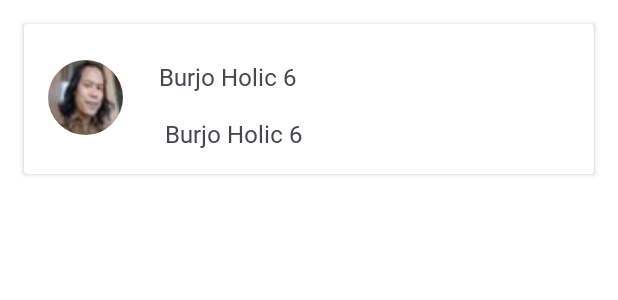
After one commit to attaf-riski/pbp_uas_mobile, an Android app: the layout item_warung.xml on its own in the app's theme, with its tools: preview values and no code run, on a phone screen of 412 x 824 dp. The commit adds this screen. Shown: the top 300 px of the screen. Run offline under Robolectric (Android 15) with nearby library versions, the phone set to English and light mode, and no system bars.

Commit message:
Menambahkan objek warung

```diff
--- a/app/src/main/java/com/example/loginsqlitekotlin/SignUpActivity.kt
+++ b/app/src/main/java/com/example/loginsqlitekotlin/SignUpActivity.kt
@@ -9,14 +9,14 @@ import com.example.loginsqlitekotlin.databinding.ActivitySignUpBinding
 class SignUpActivity : AppCompatActivity() {
 
     private lateinit var binding: ActivitySignUpBinding
-    private lateinit var databaseHelper: DatabaseHelper
+    private lateinit var penggunaController: PenggunaController
 
     override fun onCreate(savedInstanceState: Bundle?) {
         super.onCreate(savedInstanceState)
         binding = ActivitySignUpBinding.inflate(layoutInflater)
         setContentView(binding.root)
 
-        databaseHelper = DatabaseHelper(this)
+        penggunaController = PenggunaController(this)
 
         binding.signupButton.setOnClickListener{
             val signupUsername = binding.signupUsername.text.toString()
@@ -32,7 +32,7 @@ class SignUpActivity : AppCompatActivity() {
     }
 
     private fun signUpDatabase(username: String, password: String) {
-       val insertedRow = databaseHelper.insertUser(username, password)
+       val insertedRow = penggunaController.insertUser(username, password)
         if (insertedRow != -1L){
             Toast.makeText(this, "Sign Up Success", Toast.LENGTH_SHORT).show()
             val intent = Intent(this, LoginActivity::class.java)
--- /dev/null
+++ b/app/src/main/res/layout/item_warung.xml
@@ -0,0 +1,56 @@
+<?xml version="1.0" encoding="utf-8"?>
+<androidx.cardview.widget.CardView xmlns:android="http://schemas.android.com/apk/res/android"
+    xmlns:app="http://schemas.android.com/apk/res-auto"
+    xmlns:tools="http://schemas.android.com/tools"
+    android:id="@+id/cardView13"
+    android:layout_width="match_parent"
+    android:layout_height="wrap_content"
+    android:layout_marginStart="16dp"
+    android:layout_marginTop="16dp"
+    android:layout_marginEnd="16dp">
+
+
+        <androidx.constraintlayout.widget.ConstraintLayout
+            android:layout_width="match_parent"
+            android:layout_height="wrap_content"
+
+            android:padding="16dp">
+
+            <de.hdodenhof.circleimageview.CircleImageView
+                android:id="@+id/circleImageView3"
+                android:layout_width="50dp"
+                android:layout_height="50dp"
+                android:layout_marginTop="8dp"
+                android:layout_marginEnd="8dp"
+                android:src="@drawable/pa_aris"
+                app:layout_constraintStart_toStartOf="parent"
+                app:layout_constraintTop_toTopOf="parent" />
+
+
+            <TextView
+                android:id="@+id/warung_name"
+                android:layout_width="0dp"
+                android:layout_height="wrap_content"
+                android:layout_marginStart="28dp"
+                android:layout_marginTop="16dp"
+                android:fontFamily="@font/calibri"
+                android:text="Burjo Holic 6"
+                android:textSize="16sp"
+                app:layout_constraintStart_toEndOf="@+id/circleImageView3"
+                app:layout_constraintTop_toBottomOf="@+id/id_warung" />
+
+            <TextView
+                android:id="@+id/id_warung"
+                android:layout_width="0dp"
+                android:layout_height="wrap_content"
+                android:layout_marginStart="24dp"
+                android:fontFamily="@font/calibri"
+                android:text="Burjo Holic 6"
+                android:textSize="16sp"
+                app:layout_constraintStart_toEndOf="@+id/circleImageView3"
+                app:layout_constraintTop_toTopOf="@+id/circleImageView3" />
+
+        </androidx.constraintlayout.widget.ConstraintLayout>
+
+
+</androidx.cardview.widget.CardView>
```
Also changed, not shown: app/src/main/java/com/example/loginsqlitekotlin/ListWarungAdapter.kt (added, +48 -0 lines), app/src/main/java/com/example/loginsqlitekotlin/LoginActivity.kt (+6 -3 lines), app/src/main/java/com/example/loginsqlitekotlin/MainActivity.kt (+22 -1 lines), app/src/main/java/com/example/loginsqlitekotlin/PenggunaController.kt (added, +92 -0 lines), app/src/main/java/com/example/loginsqlitekotlin/WarungController.kt (added, +107 -0 lines), app/src/main/java/com/example/loginsqlitekotlin/model/WarungModel.kt (added, +49 -0 lines), app/src/main/res/layout/activity_main.xml (+11 -1 lines).
